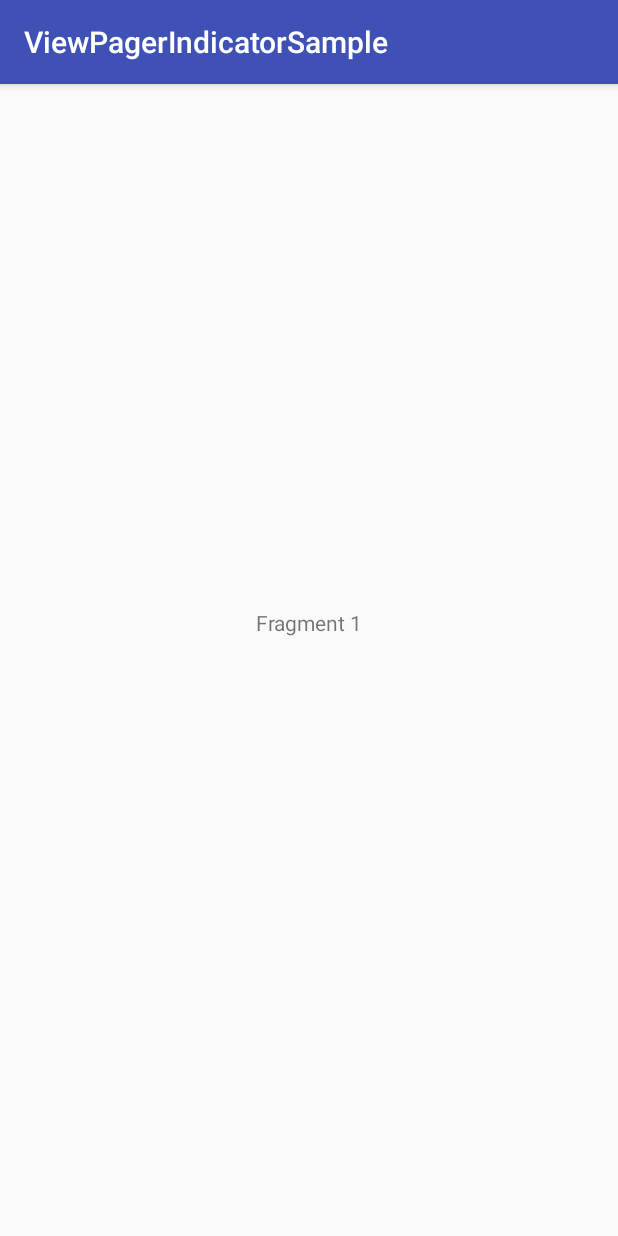
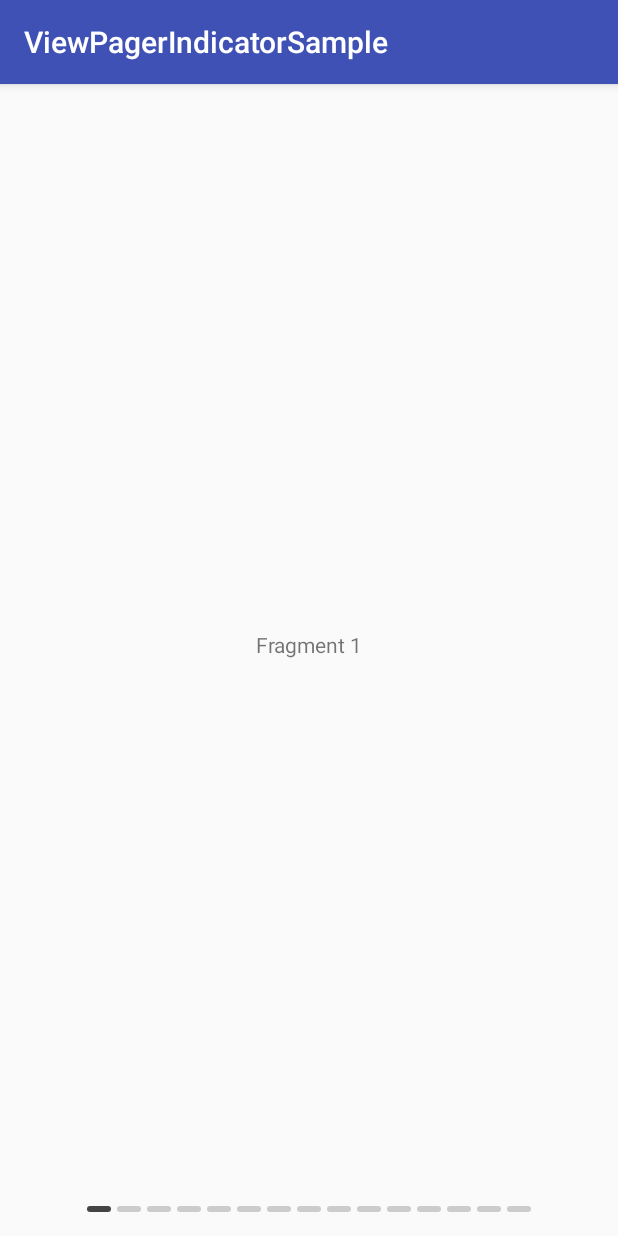
Before and after one commit to ricardomorsch/viewpager-indicator, an Android app: the screen it shows after launch (MainActivity), on a phone screen of 412 x 824 dp. Run offline under Robolectric (Android 15) with nearby library versions, the phone set to English and light mode, and no system bars.

```diff
--- a/app/src/main/java/br/com/ricardomorsch/viewpagerindicatorsample/MainActivity.kt
+++ b/app/src/main/java/br/com/ricardomorsch/viewpagerindicatorsample/MainActivity.kt
@@ -11,5 +11,6 @@ class MainActivity : AppCompatActivity() {
         setContentView(R.layout.activity_main)
 
         viewpager.adapter = SampleAdapter(supportFragmentManager)
+        indicator.attachViewPager(viewpager)
     }
 }
--- a/app/src/main/java/br/com/ricardomorsch/viewpagerindicatorsample/MyCustomIndicatorView.kt
+++ b/app/src/main/java/br/com/ricardomorsch/viewpagerindicatorsample/MyCustomIndicatorView.kt
@@ -14,34 +14,26 @@ import br.com.ricardomorsch.viewpagerindicator.ViewPagerIndicatorView
 class MyCustomIndicatorView(context: Context) : ViewPagerIndicatorView(context) {
 
     companion object {
-        private const val SELECTED_COLOR = Color.WHITE
-        private const val DURATION = 200L
+        private const val SELECTED_COLOR = Color.DKGRAY
+        private const val UNSELECTED_COLOR = Color.LTGRAY
+        private const val ANIMATION_DURATION = 200L
     }
-
-    private var unselectedColor = Color.parseColor("#80FFFFFF")
 
     init {
         LayoutInflater.from(context).inflate(R.layout.item_viewpager_indicator, this, true)
         layoutParams = LinearLayout.LayoutParams(LinearLayout.LayoutParams.WRAP_CONTENT, LinearLayout.LayoutParams.WRAP_CONTENT)
     }
 
-    override fun select() {
-        val valueAnimator = ValueAnimator.ofObject(ArgbEvaluator(), unselectedColor, SELECTED_COLOR)
-        valueAnimator.duration = DURATION
-        valueAnimator.addUpdateListener { animator ->
-            (getChildAt(0).background as GradientDrawable).setColorFilter(animator.animatedValue as Int, PorterDuff.Mode.SRC_IN)
+    override fun select() = animateColor(UNSELECTED_COLOR, SELECTED_COLOR)
 
-        }
-        valueAnimator.start()
-    }
+    override fun unselect() = animateColor(SELECTED_COLOR, UNSELECTED_COLOR)
 
-    override fun unselect() {
-        val valueAnimator = ValueAnimator.ofObject(ArgbEvaluator(), SELECTED_COLOR, unselectedColor)
-        valueAnimator.duration = DURATION
+    private fun animateColor(fromColor: Int, toColor: Int) {
+        val valueAnimator = ValueAnimator.ofObject(ArgbEvaluator(), fromColor, toColor)
+        valueAnimator.duration = ANIMATION_DURATION
         valueAnimator.addUpdateListener { animator ->
             (getChildAt(0).background as GradientDrawable).setColorFilter(animator.animatedValue as Int, PorterDuff.Mode.SRC_IN)
         }
         valueAnimator.start()
-
     }
 }
--- a/app/src/main/java/br/com/ricardomorsch/viewpagerindicatorsample/SampleAdapter.kt
+++ b/app/src/main/java/br/com/ricardomorsch/viewpagerindicatorsample/SampleAdapter.kt
@@ -1,18 +1,11 @@
 package br.com.ricardomorsch.viewpagerindicatorsample
 
-import android.support.v4.app.Fragment
 import android.support.v4.app.FragmentManager
 import android.support.v4.app.FragmentPagerAdapter
 
 class SampleAdapter(fm: FragmentManager) : FragmentPagerAdapter(fm) {
 
-    private val count = 15
+    override fun getItem(position: Int) = EmptyFragment.newInstance("Fragment ${position + 1}")
 
-    override fun getItem(position: Int): Fragment {
-        return EmptyFragment.newInstance("Fragment ${position + 1}")
-    }
-
-    override fun getCount(): Int {
-        return count
-    }
+    override fun getCount() = 15
 }
--- a/app/src/main/res/drawable/shape_rect_round_green.xml
+++ b/app/src/main/res/drawable/shape_indicator.xml
@@ -1,6 +1,6 @@
 <?xml version="1.0" encoding="utf-8"?>
 <shape xmlns:android="http://schemas.android.com/apk/res/android"
     android:shape="rectangle">
-    <solid android:color="#2BB369" />
+    <solid android:color="@android:color/black" />
     <corners android:radius="2dp" />
 </shape>
--- a/app/src/main/res/layout/activity_main.xml
+++ b/app/src/main/res/layout/activity_main.xml
@@ -17,11 +17,12 @@
 
     <br.com.ricardomorsch.viewpagerindicator.ViewPagerIndicator
         android:id="@+id/indicator"
-        android:layout_width="0dp"
-        android:layout_height="50dp"
+        android:layout_width="wrap_content"
+        android:layout_height="wrap_content"
+        android:layout_marginBottom="16dp"
+        app:indicatorClass="br.com.ricardomorsch.viewpagerindicatorsample.MyCustomIndicatorView"
         app:layout_constraintBottom_toBottomOf="parent"
-        app:layout_constraintLeft_toLeftOf="parent"
-        app:layout_constraintRight_toRightOf="parent"
-        app:indicatorClass="br.com.ricardomorsch.viewpagerindicator.ViewPagerIndicatorView"/>
+        app:layout_constraintEnd_toEndOf="parent"
+        app:layout_constraintStart_toStartOf="parent" />
 
 </android.support.constraint.ConstraintLayout>
--- a/app/src/main/res/layout/item_viewpager_indicator.xml
+++ b/app/src/main/res/layout/item_viewpager_indicator.xml
@@ -4,4 +4,4 @@
     android:layout_height="4dp"
     android:layout_marginLeft="2dp"
     android:layout_marginRight="2dp"
-    android:background="@drawable/shape_rect_round_green" />
+    android:background="@drawable/shape_indicator" />
--- a/viewpagerindicator/src/main/java/br/com/ricardomorsch/viewpagerindicator/ViewPagerIndicator.kt
+++ b/viewpagerindicator/src/main/java/br/com/ricardomorsch/viewpagerindicator/ViewPagerIndicator.kt
@@ -32,11 +32,9 @@ class ViewPagerIndicator : LinearLayout, ViewPager.OnPageChangeListener {
     }
 
     fun attachViewPager(viewPager: ViewPager) {
+        removeAllViews()
         this.viewPager = viewPager
         this.viewPager.addOnPageChangeListener(this)
-
-        removeAllViews()
-
         this.viewPager.adapter?.let {
             addIndicators(it.count)
             currentSelection = this.viewPager.currentItem
```
Also changed, not shown: 4 other files.
